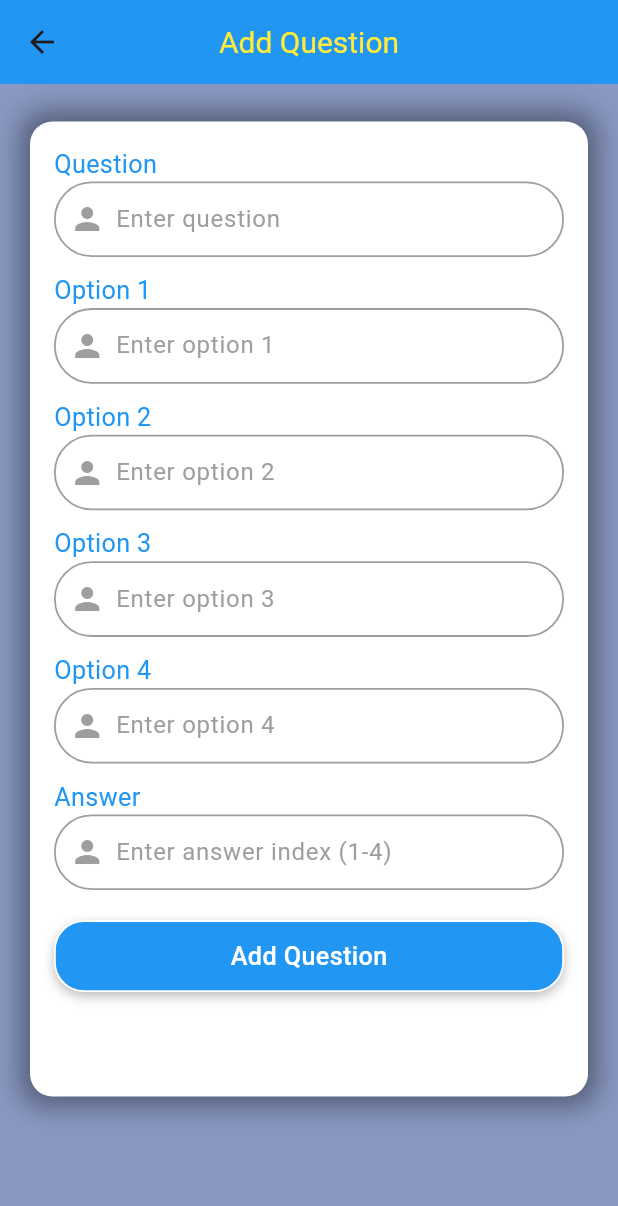
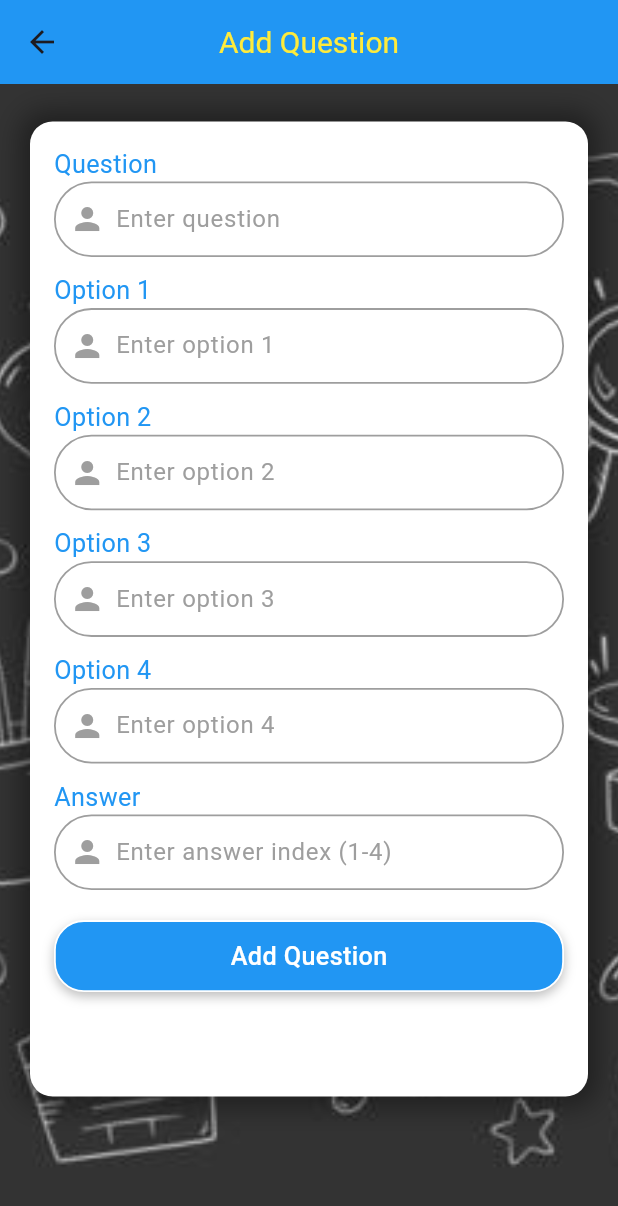
Before and after one commit to viethuynh98/flutter_CK, a Flutter app: the AddQuestionPage screen opened directly, on a phone screen of 412 x 824 dp. Shown: the top 1206 px of the screen. Run offline on Flutter 3.47's test engine with Material 3 defaults, Android fonts, the phone set to English and light mode, and no system bars; our stand-ins replace animated_splash_screen, get, shared_preferences; accounts and stored records are empty.

Commit message:
-update UI

```diff
--- a/lib/pages/quiz/add_question.dart
+++ b/lib/pages/quiz/add_question.dart
@@ -86,10 +86,15 @@ class _AddQuestionPageState extends State<AddQuestionPage> {
         appBar: AppBar(title: const Text('Add Question')),
         body: Stack(
           children: [
-            Positioned.fill(
-                child: Container(
-              color: const Color(0xFF3b5999).withOpacity(0.6),
-            )),
+            Positioned(
+            child: Container(
+              decoration: const BoxDecoration(
+                image: DecorationImage(
+                    image: AssetImage("assets/images/quiz_bg_1.png"),
+                    fit: BoxFit.cover),
+              ),
+            ),
+          ),
             Positioned(
               top: 25.0,
               child: Container(
```
Also changed, not shown: lib/pages/change_password_page.dart (+9 -4 lines), lib/pages/forgot_password_page.dart (+9 -4 lines), lib/pages/quiz/manipulate_question.dart (+9 -4 lines), lib/pages/quiz/update_question.dart (+9 -4 lines).
